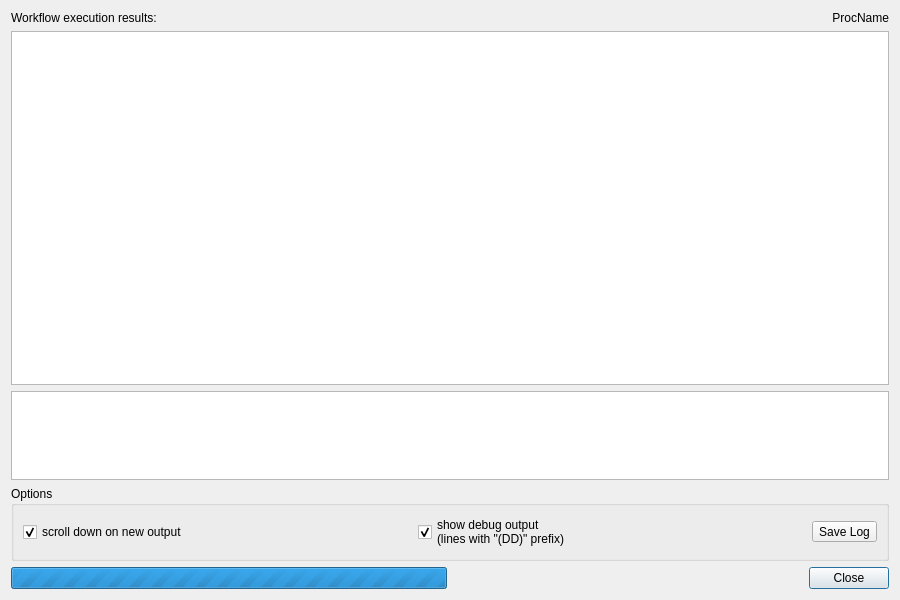
The window that src/LogDialog.ui (flowexpert/charon) describes before a commit, drawn with Qt 5.
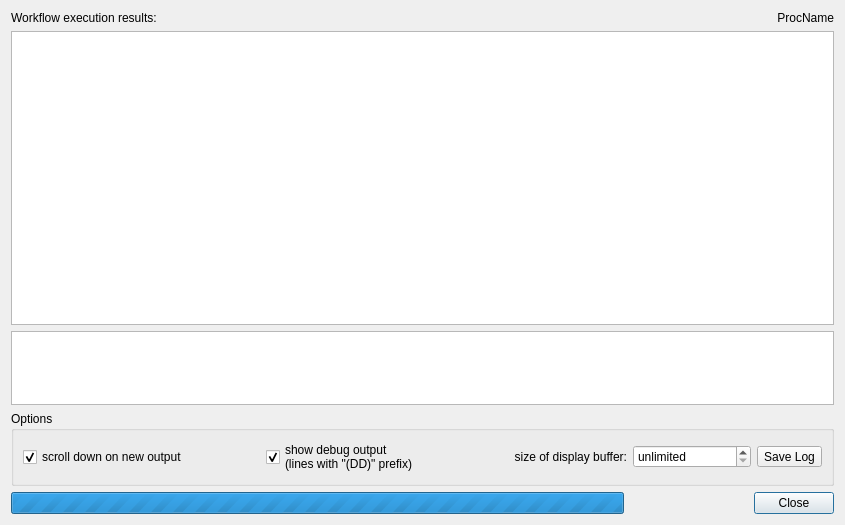
The same window after the commit. Icons and pictures are not drawn.

Commit message: fixed highlighting, added buffer adjustment

```diff
--- a/src/LogDialog.ui
+++ b/src/LogDialog.ui
@@ -6,67 +6,85 @@
    <rect>
     <x>0</x>
     <y>0</y>
-    <width>900</width>
-    <height>600</height>
+    <width>845</width>
+    <height>525</height>
    </rect>
   </property>
   <property name="windowTitle">
    <string>Workflow Execution</string>
   </property>
-  <layout class="QGridLayout" name="gridLayout">
-   <item row="0" column="1">
-    <widget class="QLabel" name="lProcName">
-     <property name="text">
-      <string>ProcName</string>
-     </property>
-     <property name="alignment">
-      <set>Qt::AlignRight|Qt::AlignTrailing|Qt::AlignVCenter</set>
-     </property>
-    </widget>
+  <layout class="QVBoxLayout" name="verticalLayout">
+   <item>
+    <layout class="QHBoxLayout" name="horizontalLayout_2">
+     <item>
+      <widget class="QLabel" name="lInfo">
+       <property name="font">
+        <font>
+         <weight>50</weight>
+         <bold>false</bold>
+        </font>
+       </property>
+       <property name="text">
+        <string>Workflow execution results:</string>
+       </property>
+      </widget>
+     </item>
+     <item>
+      <widget class="QLabel" name="lProcName">
+       <property name="text">
+        <string>ProcName</string>
+       </property>
+       <property name="alignment">
+        <set>Qt::AlignRight|Qt::AlignTrailing|Qt::AlignVCenter</set>
+       </property>
+      </widget>
+     </item>
+    </layout>
    </item>
-   <item row="5" column="0">
-    <widget class="QProgressBar" name="progressBar">
-     <property name="maximum">
-      <number>0</number>
-     </property>
-     <property name="value">
-      <number>-1</number>
-     </property>
-     <property name="textVisible">
-      <bool>false</bool>
-     </property>
-    </widget>
-   </item>
-   <item row="5" column="1">
-    <widget class="QDialogButtonBox" name="buttonBox">
+   <item>
+    <widget class="QListView" name="logView">
      <property name="sizePolicy">
-      <sizepolicy hsizetype="Minimum" vsizetype="Fixed">
+      <sizepolicy hsizetype="Expanding" vsizetype="Expanding">
        <horstretch>0</horstretch>
-       <verstretch>0</verstretch>
+       <verstretch>4</verstretch>
       </sizepolicy>
      </property>
-     <property name="orientation">
-      <enum>Qt::Horizontal</enum>
-     </property>
-     <property name="standardButtons">
-      <set>QDialogButtonBox::Close</set>
-     </property>
-    </widget>
-   </item>
-   <item row="0" column="0">
-    <widget class="QLabel" name="lInfo">
      <property name="font">
       <font>
-       <weight>50</weight>
-       <bold>false</bold>
+       <family>Monospace</family>
       </font>
      </property>
-     <property name="text">
-      <string>Workflow execution results:</string>
+     <property name="editTriggers">
+      <set>QAbstractItemView::NoEditTriggers</set>
      </property>
     </widget>
    </item>
-   <item row="3" column="0" colspan="2">
+   <item>
+    <widget class="QTextEdit" name="infoDisplay">
+     <property name="sizePolicy">
+      <sizepolicy hsizetype="Expanding" vsizetype="Expanding">
+       <horstretch>0</horstretch>
+       <verstretch>1</verstretch>
+      </sizepolicy>
+     </property>
+     <property name="tabChangesFocus">
+      <bool>true</bool>
+     </property>
+     <property name="undoRedoEnabled">
+      <bool>false</bool>
+     </property>
+     <property name="lineWrapMode">
+      <enum>QTextEdit::NoWrap</enum>
+     </property>
+     <property name="tabStopWidth">
+      <number>40</number>
+     </property>
+     <property name="textInteractionFlags">
+      <set>Qt::TextSelectableByKeyboard|Qt::TextSelectableByMouse</set>
+     </property>
+    </widget>
+   </item>
+   <item>
     <widget class="QGroupBox" name="groupBox">
      <property name="title">
       <string>Options</string>
@@ -79,7 +97,7 @@
        <widget class="QCheckBox" name="checkScroll">
         <property name="sizePolicy">
          <sizepolicy hsizetype="Minimum" vsizetype="Fixed">
-          <horstretch>0</horstretch>
+          <horstretch>2</horstretch>
           <verstretch>2</verstretch>
          </sizepolicy>
         </property>
@@ -95,8 +113,8 @@
        <widget class="QCheckBox" name="checkDD">
         <property name="sizePolicy">
          <sizepolicy hsizetype="Minimum" vsizetype="Fixed">
-          <horstretch>0</horstretch>
-          <verstretch>2</verstretch>
+          <horstretch>2</horstretch>
+          <verstretch>0</verstretch>
          </sizepolicy>
         </property>
         <property name="text">
@@ -108,6 +126,47 @@
         </property>
        </widget>
       </item>
+      <item>
+       <widget class="QLabel" name="lBufSize">
+        <property name="sizePolicy">
+         <sizepolicy hsizetype="Preferred" vsizetype="Preferred">
+          <horstretch>1</horstretch>
+          <verstretch>0</verstretch>
+         </sizepolicy>
+        </property>
+        <property name="text">
+         <string>size of display buffer:</string>
+        </property>
+        <property name="alignment">
+         <set>Qt::AlignRight|Qt::AlignTrailing|Qt::AlignVCenter</set>
+        </property>
+        <property name="buddy">
+         <cstring>sBufSize</cstring>
+        </property>
+       </widget>
+      </item>
+      <item>
+       <widget class="QSpinBox" name="sBufSize">
+        <property name="sizePolicy">
+         <sizepolicy hsizetype="Minimum" vsizetype="Fixed">
+          <horstretch>1</horstretch>
+          <verstretch>0</verstretch>
+         </sizepolicy>
+        </property>
+        <property name="specialValueText">
+         <string>unlimited</string>
+        </property>
+        <property name="suffix">
+         <string> lines</string>
+        </property>
+        <property name="maximum">
+         <number>1000000</number>
+        </property>
+        <property name="singleStep">
+         <number>500</number>
+        </property>
+       </widget>
+      </item>
       <item>
        <widget class="QToolButton" name="buttonSave">
         <property name="text">
@@ -131,54 +190,44 @@
      </layout>
     </widget>
    </item>
-   <item row="2" column="0" colspan="2">
-    <widget class="QTextEdit" name="infoDisplay">
-     <property name="sizePolicy">
-      <sizepolicy hsizetype="Expanding" vsizetype="Expanding">
-       <horstretch>0</horstretch>
-       <verstretch>1</verstretch>
-      </sizepolicy>
-     </property>
-     <property name="tabChangesFocus">
-      <bool>true</bool>
-     </property>
-     <property name="undoRedoEnabled">
-      <bool>false</bool>
-     </property>
-     <property name="lineWrapMode">
-      <enum>QTextEdit::NoWrap</enum>
-     </property>
-     <property name="tabStopWidth">
-      <number>40</number>
-     </property>
-     <property name="textInteractionFlags">
-      <set>Qt::TextSelectableByKeyboard|Qt::TextSelectableByMouse</set>
-     </property>
-    </widget>
-   </item>
-   <item row="1" column="0" colspan="2">
-    <widget class="QListView" name="logView">
-     <property name="sizePolicy">
-      <sizepolicy hsizetype="Expanding" vsizetype="Expanding">
-       <horstretch>0</horstretch>
-       <verstretch>4</verstretch>
-      </sizepolicy>
-     </property>
-     <property name="font">
-      <font>
-       <family>Monospace</family>
-      </font>
-     </property>
-     <property name="editTriggers">
-      <set>QAbstractItemView::NoEditTriggers</set>
-     </property>
-     <property name="selectionMode">
-      <enum>QAbstractItemView::NoSelection</enum>
-     </property>
-     <property name="selectionBehavior">
-      <enum>QAbstractItemView::SelectRows</enum>
-     </property>
-    </widget>
+   <item>
+    <layout class="QHBoxLayout" name="horizontalLayout_3">
+     <item>
+      <widget class="QProgressBar" name="progressBar">
+       <property name="sizePolicy">
+        <sizepolicy hsizetype="Expanding" vsizetype="Fixed">
+         <horstretch>3</horstretch>
+         <verstretch>0</verstretch>
+        </sizepolicy>
+       </property>
+       <property name="maximum">
+        <number>0</number>
+       </property>
+       <property name="value">
+        <number>-1</number>
+       </property>
+       <property name="textVisible">
+        <bool>false</bool>
+       </property>
+      </widget>
+     </item>
+     <item>
+      <widget class="QDialogButtonBox" name="buttonBox">
+       <property name="sizePolicy">
+        <sizepolicy hsizetype="Minimum" vsizetype="Fixed">
+         <horstretch>1</horstretch>
+         <verstretch>0</verstretch>
+        </sizepolicy>
+       </property>
+       <property name="orientation">
+        <enum>Qt::Horizontal</enum>
+       </property>
+       <property name="standardButtons">
+        <set>QDialogButtonBox::Close</set>
+       </property>
+      </widget>
+     </item>
+    </layout>
    </item>
   </layout>
  </widget>
```
Left out of the diff: 6 changed lines with no effect on the pictures. The commit also changes 3 other files.
